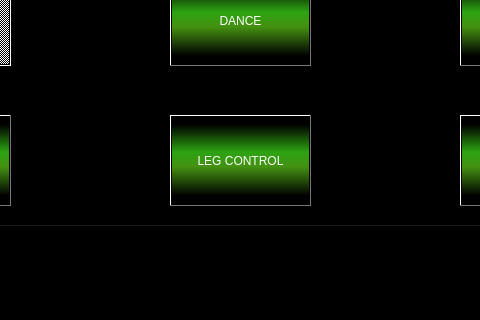
RAMBotsCSU/platform, file platform.ui: the form before one commit; both pictures show x 150 to 630 and y 175 to 495 of the 800 by 600 pixel window.
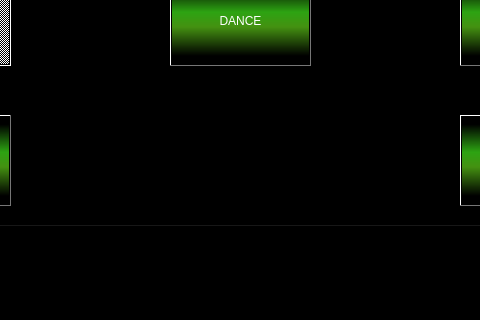
The form after the commit. Icons and pictures are not drawn.

Patch:
```diff
--- a/platform.ui
+++ b/platform.ui
@@ -437,7 +437,20 @@
   <property name="windowTitle">
    <string>Window</string>
   </property>
+  <property name="styleSheet">
+   <string notr="true"/>
+  </property>
   <widget class="QWidget" name="centralwidget">
+   <property name="font">
+    <font>
+     <family>Segoe UI</family>
+    </font>
+   </property>
+   <property name="styleSheet">
+    <string notr="true">QWidget#centralwidget {
+    border-image: url(:/images/rambotsbackground.png) 0 0 0 0 stretch stretch;
+}</string>
+   </property>
    <widget class="QPushButton" name="enableButton">
     <property name="geometry">
      <rect>
@@ -3588,450 +3601,6 @@
       <bool>true</bool>
      </property>
     </widget>
-    <widget class="QPushButton" name="mode_leg_control">
-     <property name="geometry">
-      <rect>
-       <x>310</x>
-       <y>170</y>
-       <width>141</width>
-       <height>91</height>
-      </rect>
-     </property>
-     <property name="palette">
-      <palette>
-       <active>
-        <colorrole role="WindowText">
-         <brush brushstyle="SolidPattern">
-          <color alpha="255">
-           <red>255</red>
-           <green>255</green>
-           <blue>255</blue>
-          </color>
-         </brush>
-        </colorrole>
-        <colorrole role="Button">
-         <brush brushstyle="LinearGradientPattern">
-          <gradient startx="0.000000000000000" starty="1.000000000000000" endx="0.000000000000000" endy="0.000000000000000" type="LinearGradient" spread="PadSpread" coordinatemode="ObjectBoundingMode">
-           <gradientstop position="0.094786700000000">
-            <color alpha="255">
-             <red>0</red>
-             <green>0</green>
-             <blue>0</blue>
-            </color>
-           </gradientstop>
-           <gradientstop position="0.426540000000000">
-            <color alpha="255">
-             <red>68</red>
-             <green>145</green>
-             <blue>17</blue>
-            </color>
-           </gradientstop>
-           <gradientstop position="0.597156000000000">
-            <color alpha="255">
-             <red>45</red>
-             <green>163</green>
-             <blue>18</blue>
-            </color>
-           </gradientstop>
-           <gradientstop position="0.914692000000000">
-            <color alpha="255">
-             <red>0</red>
-             <green>0</green>
-             <blue>0</blue>
-            </color>
-           </gradientstop>
-          </gradient>
-         </brush>
-        </colorrole>
-        <colorrole role="Dark">
-         <brush brushstyle="SolidPattern">
-          <color alpha="255">
-           <red>0</red>
-           <green>0</green>
-           <blue>0</blue>
-          </color>
-         </brush>
-        </colorrole>
-        <colorrole role="Text">
-         <brush brushstyle="SolidPattern">
-          <color alpha="255">
-           <red>255</red>
-           <green>255</green>
-           <blue>255</blue>
-          </color>
-         </brush>
-        </colorrole>
-        <colorrole role="ButtonText">
-         <brush brushstyle="SolidPattern">
-          <color alpha="255">
-           <red>255</red>
-           <green>255</green>
-           <blue>255</blue>
-          </color>
-         </brush>
-        </colorrole>
-        <colorrole role="Base">
-         <brush brushstyle="LinearGradientPattern">
-          <gradient startx="0.000000000000000" starty="1.000000000000000" endx="0.000000000000000" endy="0.000000000000000" type="LinearGradient" spread="PadSpread" coordinatemode="ObjectBoundingMode">
-           <gradientstop position="0.094786700000000">
-            <color alpha="255">
-             <red>0</red>
-             <green>0</green>
-             <blue>0</blue>
-            </color>
-           </gradientstop>
-           <gradientstop position="0.426540000000000">
-            <color alpha="255">
-             <red>68</red>
-             <green>145</green>
-             <blue>17</blue>
-            </color>
-           </gradientstop>
-           <gradientstop position="0.597156000000000">
-            <color alpha="255">
-             <red>45</red>
-             <green>163</green>
-             <blue>18</blue>
-            </color>
-           </gradientstop>
-           <gradientstop position="0.914692000000000">
-            <color alpha="255">
-             <red>0</red>
-             <green>0</green>
-             <blue>0</blue>
-            </color>
-           </gradientstop>
-          </gradient>
-         </brush>
-        </colorrole>
-        <colorrole role="Window">
-         <brush brushstyle="LinearGradientPattern">
-          <gradient startx="0.000000000000000" starty="1.000000000000000" endx="0.000000000000000" endy="0.000000000000000" type="LinearGradient" spread="PadSpread" coordinatemode="ObjectBoundingMode">
-           <gradientstop position="0.094786700000000">
-            <color alpha="255">
-             <red>0</red>
-             <green>0</green>
-             <blue>0</blue>
-            </color>
-           </gradientstop>
-           <gradientstop position="0.426540000000000">
-            <color alpha="255">
-             <red>68</red>
-             <green>145</green>
-             <blue>17</blue>
-            </color>
-           </gradientstop>
-           <gradientstop position="0.597156000000000">
-            <color alpha="255">
-             <red>45</red>
-             <green>163</green>
-             <blue>18</blue>
-            </color>
-           </gradientstop>
-           <gradientstop position="0.914692000000000">
-            <color alpha="255">
-             <red>0</red>
-             <green>0</green>
-             <blue>0</blue>
-            </color>
-           </gradientstop>
-          </gradient>
-         </brush>
-        </colorrole>
-       </active>
-       <inactive>
-        <colorrole role="WindowText">
-         <brush brushstyle="SolidPattern">
-          <color alpha="255">
-           <red>255</red>
-           <green>255</green>
-           <blue>255</blue>
-          </color>
-         </brush>
-        </colorrole>
-        <colorrole role="Button">
-         <brush brushstyle="LinearGradientPattern">
-          <gradient startx="0.000000000000000" starty="1.000000000000000" endx="0.000000000000000" endy="0.000000000000000" type="LinearGradient" spread="PadSpread" coordinatemode="ObjectBoundingMode">
-           <gradientstop position="0.094786700000000">
-            <color alpha="255">
-             <red>0</red>
-             <green>0</green>
-             <blue>0</blue>
-            </color>
-           </gradientstop>
-           <gradientstop position="0.426540000000000">
-            <color alpha="255">
-             <red>68</red>
-             <green>145</green>
-             <blue>17</blue>
-            </color>
-           </gradientstop>
-           <gradientstop position="0.597156000000000">
-            <color alpha="255">
-             <red>45</red>
-             <green>163</green>
-             <blue>18</blue>
-            </color>
-           </gradientstop>
-           <gradientstop position="0.914692000000000">
-            <color alpha="255">
-             <red>0</red>
-             <green>0</green>
-             <blue>0</blue>
-            </color>
-           </gradientstop>
-          </gradient>
-         </brush>
-        </colorrole>
-        <colorrole role="Dark">
-         <brush brushstyle="SolidPattern">
-          <color alpha="255">
-           <red>0</red>
-           <green>0</green>
-           <blue>0</blue>
-          </color>
-         </brush>
-        </colorrole>
-        <colorrole role="Text">
-         <brush brushstyle="SolidPattern">
-          <color alpha="255">
-           <red>255</red>
-           <green>255</green>
-           <blue>255</blue>
-          </color>
-         </brush>
-        </colorrole>
-        <colorrole role="ButtonText">
-         <brush brushstyle="SolidPattern">
-          <color alpha="255">
-           <red>255</red>
-           <green>255</green>
-           <blue>255</blue>
-          </color>
-         </brush>
-        </colorrole>
-        <colorrole role="Base">
-         <brush brushstyle="LinearGradientPattern">
-          <gradient startx="0.000000000000000" starty="1.000000000000000" endx="0.000000000000000" endy="0.000000000000000" type="LinearGradient" spread="PadSpread" coordinatemode="ObjectBoundingMode">
-           <gradientstop position="0.094786700000000">
-            <color alpha="255">
-             <red>0</red>
-             <green>0</green>
-             <blue>0</blue>
-            </color>
-           </gradientstop>
-           <gradientstop position="0.426540000000000">
-            <color alpha="255">
-             <red>68</red>
-             <green>145</green>
-             <blue>17</blue>
-            </color>
-           </gradientstop>
-           <gradientstop position="0.597156000000000">
-            <color alpha="255">
-             <red>45</red>
-             <green>163</green>
-             <blue>18</blue>
-            </color>
-           </gradientstop>
-           <gradientstop position="0.914692000000000">
-            <color alpha="255">
-             <red>0</red>
-             <green>0</green>
-             <blue>0</blue>
-            </color>
-           </gradientstop>
-          </gradient>
-         </brush>
-        </colorrole>
-        <colorrole role="Window">
-         <brush brushstyle="LinearGradientPattern">
-          <gradient startx="0.000000000000000" starty="1.000000000000000" endx="0.000000000000000" endy="0.000000000000000" type="LinearGradient" spread="PadSpread" coordinatemode="ObjectBoundingMode">
-           <gradientstop position="0.094786700000000">
-            <color alpha="255">
-             <red>0</red>
-             <green>0</green>
-             <blue>0</blue>
-            </color>
-           </gradientstop>
-           <gradientstop position="0.426540000000000">
-            <color alpha="255">
-             <red>68</red>
-             <green>145</green>
-             <blue>17</blue>
-            </color>
-           </gradientstop>
-           <gradientstop position="0.597156000000000">
-            <color alpha="255">
-             <red>45</red>
-             <green>163</green>
-             <blue>18</blue>
-            </color>
-           </gradientstop>
-           <gradientstop position="0.914692000000000">
-            <color alpha="255">
-             <red>0</red>
-             <green>0</green>
-             <blue>0</blue>
-            </color>
-           </gradientstop>
-          </gradient>
-         </brush>
-        </colorrole>
-       </inactive>
-       <disabled>
-        <colorrole role="WindowText">
-         <brush brushstyle="SolidPattern">
-          <color alpha="255">
-           <red>0</red>
-           <green>0</green>
-           <blue>0</blue>
-          </color>
-         </brush>
-        </colorrole>
-        <colorrole role="Button">
-         <brush brushstyle="LinearGradientPattern">
-          <gradient startx="0.000000000000000" starty="1.000000000000000" endx="0.000000000000000" endy="0.000000000000000" type="LinearGradient" spread="PadSpread" coordinatemode="ObjectBoundingMode">
-           <gradientstop position="0.094786700000000">
-            <color alpha="255">
-             <red>0</red>
-             <green>0</green>
-             <blue>0</blue>
-            </color>
-           </gradientstop>
-           <gradientstop position="0.426540000000000">
-            <color alpha="255">
-             <red>68</red>
-             <green>145</green>
-             <blue>17</blue>
-            </color>
-           </gradientstop>
-           <gradientstop position="0.597156000000000">
-            <color alpha="255">
-             <red>45</red>
-             <green>163</green>
-             <blue>18</blue>
-            </color>
-           </gradientstop>
-           <gradientstop position="0.914692000000000">
-            <color alpha="255">
-             <red>0</red>
-             <green>0</green>
-             <blue>0</blue>
-            </color>
-           </gradientstop>
-          </gradient>
-         </brush>
-        </colorrole>
-        <colorrole role="Dark">
-         <brush brushstyle="SolidPattern">
-          <color alpha="255">
-           <red>0</red>
-           <green>0</green>
-           <blue>0</blue>
-          </color>
-         </brush>
-        </colorrole>
-        <colorrole role="Text">
-         <brush brushstyle="SolidPattern">
-          <color alpha="255">
-           <red>0</red>
-           <green>0</green>
-           <blue>0</blue>
-          </color>
-         </brush>
-        </colorrole>
-        <colorrole role="ButtonText">
-         <brush brushstyle="SolidPattern">
-          <color alpha="255">
-           <red>0</red>
-           <green>0</green>
-           <blue>0</blue>
-          </color>
-         </brush>
-        </colorrole>
-        <colorrole role="Base">
-         <brush brushstyle="LinearGradientPattern">
-          <gradient startx="0.000000000000000" starty="1.000000000000000" endx="0.000000000000000" endy="0.000000000000000" type="LinearGradient" spread="PadSpread" coordinatemode="ObjectBoundingMode">
-           <gradientstop position="0.094786700000000">
-            <color alpha="255">
-             <red>0</red>
-             <green>0</green>
-             <blue>0</blue>
-            </color>
-           </gradientstop>
-           <gradientstop position="0.426540000000000">
-            <color alpha="255">
-             <red>68</red>
-             <green>145</green>
-             <blue>17</blue>
-            </color>
-           </gradientstop>
-           <gradientstop position="0.597156000000000">
-            <color alpha="255">
-             <red>45</red>
-             <green>163</green>
-             <blue>18</blue>
-            </color>
-           </gradientstop>
-           <gradientstop position="0.914692000000000">
-            <color alpha="255">
-             <red>0</red>
-             <green>0</green>
-             <blue>0</blue>
-            </color>
-           </gradientstop>
-          </gradient>
-         </brush>
-        </colorrole>
-        <colorrole role="Window">
-         <brush brushstyle="LinearGradientPattern">
-          <gradient startx="0.000000000000000" starty="1.000000000000000" endx="0.000000000000000" endy="0.000000000000000" type="LinearGradient" spread="PadSpread" coordinatemode="ObjectBoundingMode">
-           <gradientstop position="0.094786700000000">
-            <color alpha="255">
-             <red>0</red>
-             <green>0</green>
-             <blue>0</blue>
-            </color>
-           </gradientstop>
-           <gradientstop position="0.426540000000000">
-            <color alpha="255">
-             <red>68</red>
-             <green>145</green>
-             <blue>17</blue>
-            </color>
-           </gradientstop>
-           <gradientstop position="0.597156000000000">
-            <color alpha="255">
-             <red>45</red>
-             <green>163</green>
-             <blue>18</blue>
-            </color>
-           </gradientstop>
-           <gradientstop position="0.914692000000000">
-            <color alpha="255">
-             <red>0</red>
-             <green>0</green>
-             <blue>0</blue>
-            </color>
-           </gradientstop>
-          </gradient>
-         </brush>
-        </colorrole>
-       </disabled>
-      </palette>
-     </property>
-     <property name="styleSheet">
-      <string notr="true">font: 12pt &quot;Fixedsys&quot;;
-background-color: qlineargradient(spread:pad, x1:0, y1:1, x2:0, y2:0, stop:0.0947867 rgba(0, 0, 0, 255), stop:0.42654 rgba(68, 145, 17, 255), stop:0.597156 rgba(45, 163, 18, 255), stop:0.914692 rgba(0, 0, 0, 255));</string>
-     </property>
-     <property name="text">
-      <string>LEG CONTROL</string>
-     </property>
-     <property name="checkable">
-      <bool>true</bool>
-     </property>
-    </widget>
    </widget>
   </widget>
   <widget class="QMenuBar" name="menubar">
```
Left out of the diff: 41 changed lines with no effect on the pictures.
